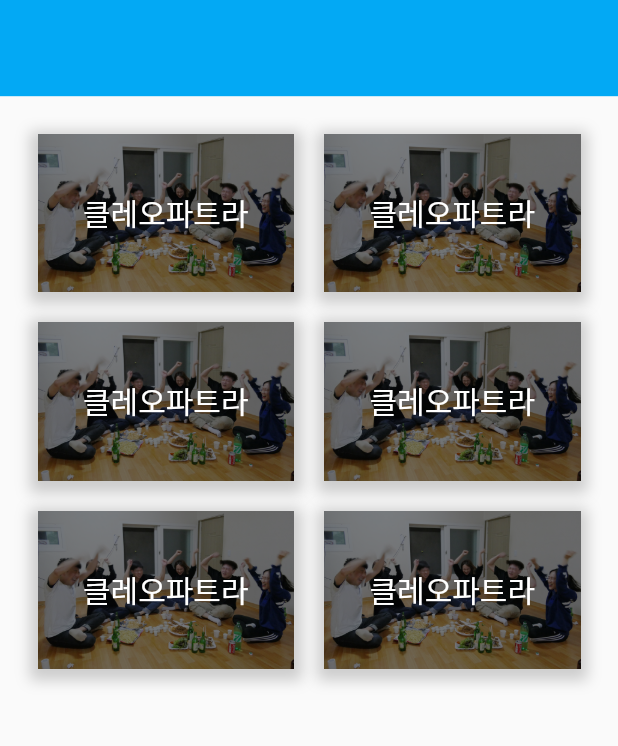
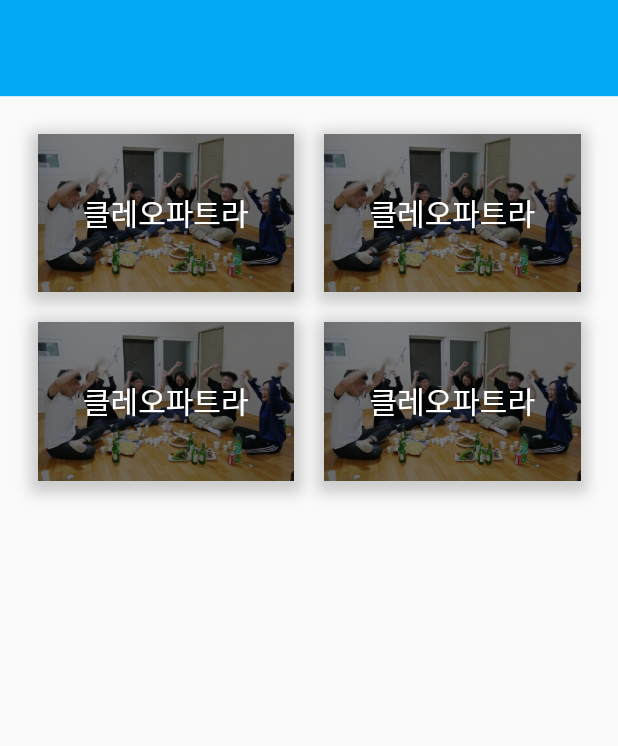
Before and after one commit to Ever2after/randomGame, a Flutter app: the screen it shows after launch, on a phone screen of 412 x 824 dp, the part 151-897 px from its top. Run offline on Flutter 3.47's test engine with Material 2 defaults, Android fonts, the phone set to English and light mode, and no system bars; missing offline and left inert: noise_meter.

Commit message:
new file

```diff
--- a/lib/games/game1.dart
+++ b/lib/games/game1.dart
@@ -36,7 +36,7 @@ class _Game1State extends State<Game1> {
         floatingActionButton: FloatingActionButton(
           child: Icon(Icons.home),
           onPressed: (){
-            Navigator.push(context, MaterialPageRoute(builder : (context)=>HomePage()));
+            Navigator.pop(context);
           },
         ),
       ),
--- a/lib/main.dart
+++ b/lib/main.dart
@@ -11,6 +11,10 @@ class MyApp extends StatelessWidget {
     return MaterialApp(
       title: '랜덤 술게임',
       home: HomePage(),
+      initialRoute: '/',
+      routes: {
+        '/game1' : (context)=>Game1(),
+      },
     );
   }
 }
@@ -52,12 +56,10 @@ class _HomePageState extends State<HomePage> {
                   crossAxisCount: 2,
                   childAspectRatio: 1.618,
                   children: <Widget>[
-                    _gameSelect('images/game1.jpg', '클레오파트라', Game1()),
-                    _gameSelect('images/game1.jpg', '클레오파트라', Game1()),
-                    _gameSelect('images/game1.jpg', '클레오파트라', Game1()),
-                    _gameSelect('images/game1.jpg', '클레오파트라', Game1()),
-                    _gameSelect('images/game1.jpg', '클레오파트라', Game1()),
-                    _gameSelect('images/game1.jpg', '클레오파트라', Game1()),
+                    _gameSelect('images/game1.jpg', '클레오파트라', '/game1'),
+                    _gameSelect('images/game1.jpg', '클레오파트라', '/game1'),
+                    _gameSelect('images/game1.jpg', '클레오파트라', '/game1'),
+                    _gameSelect('images/game1.jpg', '클레오파트라', '/game1'),
                   ],
                 ),
               )
@@ -68,7 +70,7 @@ class _HomePageState extends State<HomePage> {
     );
   }
 
-  Widget _gameSelect(String _imageSrc, String _gameName, Widget _gameScreen){
+  Widget _gameSelect(String _imageSrc, String _gameName, String _route){
     return FlatButton(
       padding: EdgeInsets.all(0),
       child: Container(
@@ -100,9 +102,7 @@ class _HomePageState extends State<HomePage> {
             alignment: Alignment.center,
           )),
       onPressed: () {
-        Navigator.push(context, MaterialPageRoute(
-            builder: (context)=> _gameScreen
-        ));
+        Navigator.pushNamed(context, _route);
       },
     );
   }
```
